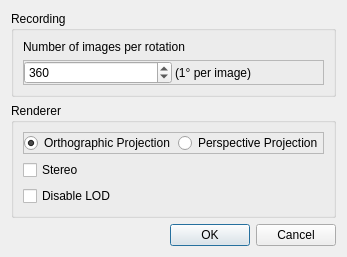
Before: the Qt Designer form ImageVis3D/UI/UI/MIPRotDialog.ui in SCIInstitute/ImageVis3D, drawn with Qt 5.
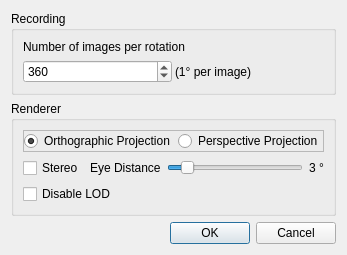
After: the same form once the commit is applied.

Commit message: added eyedist UI for stereo mip rotations

Diff of the .ui file:
```diff
--- a/ImageVis3D/UI/UI/MIPRotDialog.ui
+++ b/ImageVis3D/UI/UI/MIPRotDialog.ui
@@ -5,8 +5,8 @@
    <rect>
     <x>0</x>
     <y>0</y>
-    <width>314</width>
-    <height>239</height>
+    <width>310</width>
+    <height>238</height>
    </rect>
   </property>
   <property name="windowTitle" >
@@ -29,10 +29,13 @@
       <item>
        <widget class="QFrame" name="frame_2" >
         <property name="frameShape" >
-         <enum>QFrame::StyledPanel</enum>
+         <enum>QFrame::NoFrame</enum>
         </property>
         <property name="frameShadow" >
-         <enum>QFrame::Raised</enum>
+         <enum>QFrame::Plain</enum>
+        </property>
+        <property name="lineWidth" >
+         <number>0</number>
         </property>
         <layout class="QHBoxLayout" name="horizontalLayout_2" >
          <property name="spacing" >
@@ -109,10 +112,58 @@
        </widget>
       </item>
       <item>
-       <widget class="QCheckBox" name="checkBox_Stereo" >
-        <property name="text" >
-         <string>Stereo</string>
+       <widget class="QFrame" name="frame_3" >
+        <property name="frameShape" >
+         <enum>QFrame::NoFrame</enum>
         </property>
+        <property name="frameShadow" >
+         <enum>QFrame::Plain</enum>
+        </property>
+        <property name="lineWidth" >
+         <number>0</number>
+        </property>
+        <layout class="QHBoxLayout" name="horizontalLayout_3" >
+         <property name="margin" >
+          <number>0</number>
+         </property>
+         <item>
+          <widget class="QCheckBox" name="checkBox_Stereo" >
+           <property name="text" >
+            <string>Stereo</string>
+           </property>
+          </widget>
+         </item>
+         <item>
+          <widget class="QLabel" name="label_2" >
+           <property name="text" >
+            <string>Eye Distance</string>
+           </property>
+          </widget>
+         </item>
+         <item>
+          <widget class="QSlider" name="horizontalSlider_EyeDist" >
+           <property name="minimum" >
+            <number>1</number>
+           </property>
+           <property name="maximum" >
+            <number>20</number>
+           </property>
+           <property name="value" >
+            <number>3</number>
+           </property>
+           <property name="orientation" >
+            <enum>Qt::Horizontal</enum>
+           </property>
+          </widget>
+         </item>
+         <item>
+          <widget class="QLabel" name="label_EyeDist" >
+           <property name="text" >
+            <string>3 °</string>
+           </property>
+          </widget>
+         </item>
+        </layout>
        </widget>
       </item>
       <item>
```
Left out of the diff: 21 changed lines with no effect on the pictures. The commit also changes 3 other files.
